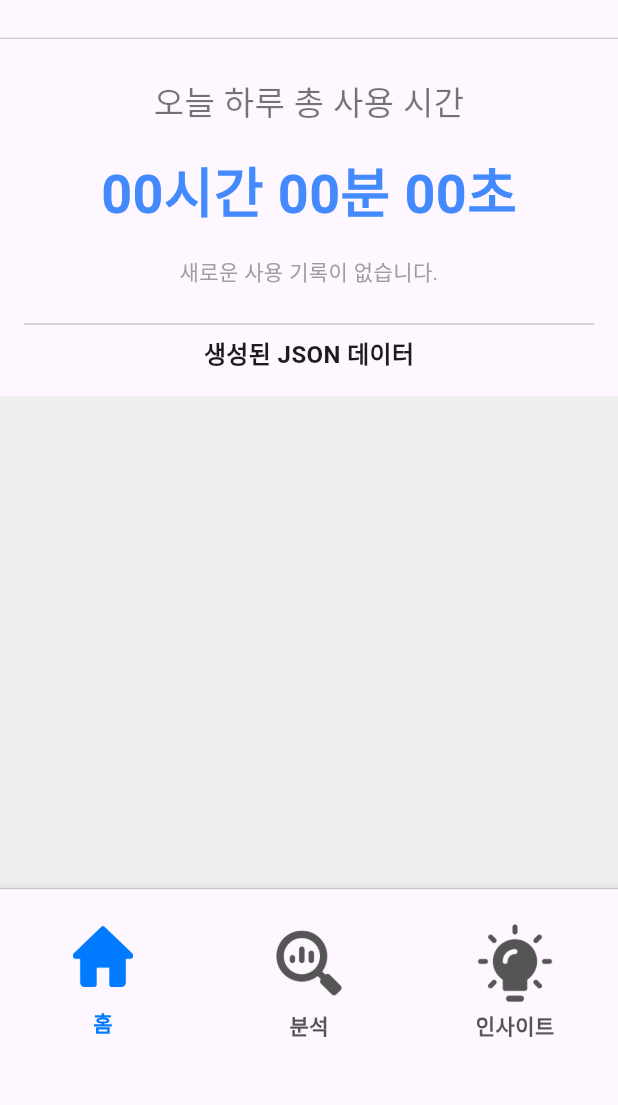
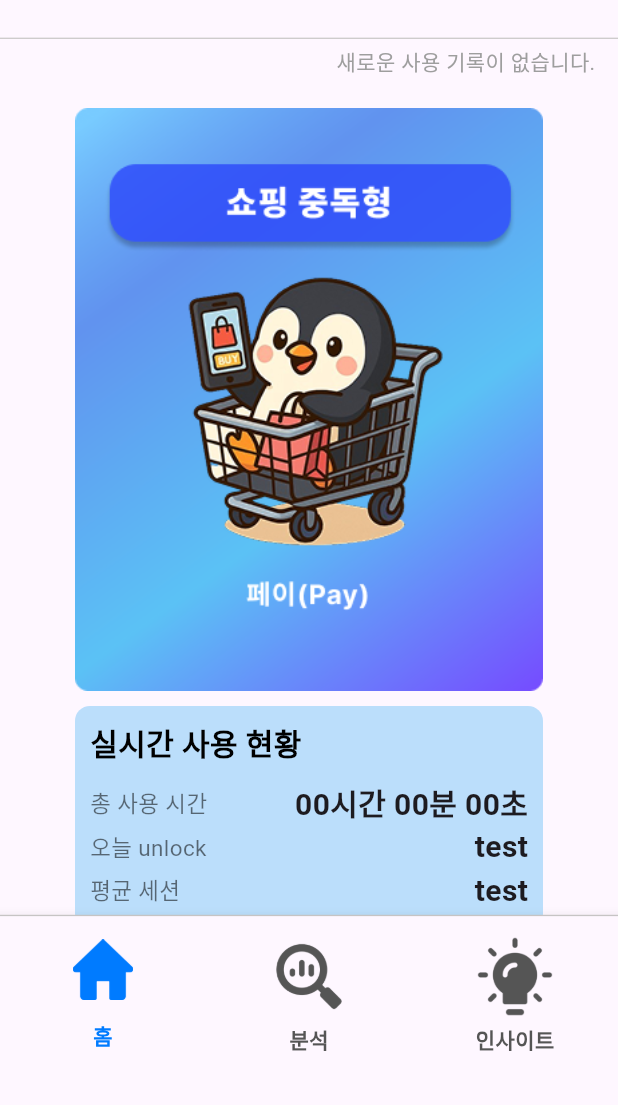
Before and after one commit to mili-second/Frontend, a Flutter app: the screen it shows after launch, on a phone screen of 412 x 824 dp, the part 131-1236 px from its top. Run offline on Flutter 3.47's test engine with Material 3 defaults, Android fonts, the phone set to English and light mode, and no system bars; our stand-ins replace device_info_plus, flutter_screenutil, shared_preferences.

Commit message:
홈화면 카드추가, 클릭하여전환

```diff
--- a/mili_second/lib/home/model/usage_event_info.dart
+++ b/mili_second/lib/home/model/usage_event_info.dart
@@ -84,8 +84,8 @@ Map<String, dynamic> processDataInBackground(Map<String, dynamic> arguments) {
       "source_info": sourceInfo,
       "package_name": event.packageName,
       "name": event.name,
-      "is_system_app": event.isSystemApp,
-      "is_updated_system_app": event.isUpdatedSystemApp,
+      "is_system_app": event.isSystemApp ? 1 : 0,
+      "is_updated_system_app": event.isUpdatedSystemApp ? 1 : 0,
       "type": event.eventTypeName,
     };
   }).toList();
--- a/mili_second/lib/home/view/extract_usagedata.dart
+++ /dev/null
@@ -1,87 +0,0 @@
-// viewmodel에서 가공한 데이터를 가져와서 화면에 뿌려줌
-
-import 'package:flutter/material.dart';
-import 'package:flutter/services.dart';
-import 'dart:convert';
-import 'package:flutter/foundation.dart';
-import 'package:device_info_plus/device_info_plus.dart'; // ✨ 1. 패키지 import
-
-import 'package:provider/provider.dart';
-import '../viewmodel/usage_data_viewmodel.dart'; // ViewModel import
-
-class UsageDataScreen extends StatelessWidget {
-  const UsageDataScreen({super.key});
-
-  @override
-  Widget build(BuildContext context) {
-    // ViewModel의 데이터가 변경될 때마다 이 위젯을 다시 빌드하도록 설정
-    final viewModel = context.watch<UsageDataViewModel>();
-
-    return Scaffold(
-      body: RefreshIndicator(
-        // 새로고침 시 ViewModel의 함수 호출
-        onRefresh: () => context.read<UsageDataViewModel>().fetchNewUsageData(),
-        child: Column(
-          children: [
-            Padding(
-              padding: const EdgeInsets.all(16.0),
-              child: Column(
-                children: [
-                  const SizedBox(height: 10),
-                  const Text(
-                    '오늘 하루 총 사용 시간',
-                    style: TextStyle(fontSize: 22, color: Colors.black54),
-                  ),
-                  const SizedBox(height: 16),
-                  Text(
-                    viewModel.totalUsageTime, // ViewModel의 데이터 사용
-                    style: const TextStyle(
-                      fontSize: 36,
-                      fontWeight: FontWeight.bold,
-                      color: Colors.blueAccent,
-                    ),
-                  ),
-                  const SizedBox(height: 16),
-                  Text(
-                    viewModel.status, // ViewModel의 데이터 사용
-                    textAlign: TextAlign.center,
-                    style: const TextStyle(fontSize: 14, color: Colors.grey),
-                  ),
-                  const SizedBox(height: 16),
-                  const Divider(),
-                  const Text(
-                    '생성된 JSON 데이터',
-                    style: TextStyle(fontWeight: FontWeight.bold, fontSize: 16),
-                  ),
-                ],
-              ),
-            ),
-            Expanded(
-              child: Container(
-                color: Colors.grey[200],
-                child: ListView.builder(
-                  padding: const EdgeInsets.all(12.0),
-                  itemCount: viewModel.jsonList.length, // ViewModel의 데이터 사용
-                  itemBuilder: (context, index) {
-                    final item = viewModel.jsonList[index];
-                    final itemJsonString = viewModel.encoder.convert(item);
-                    return Padding(
-                      padding: const EdgeInsets.only(bottom: 8.0),
-                      child: Text(
-                        itemJsonString,
-                        style: const TextStyle(
-                          fontFamily: 'monospace',
-                          fontSize: 12,
-                        ),
-                      ),
-                    );
-                  },
-                ),
-              ),
-            ),
-          ],
-        ),
-      ),
-    );
-  }
-}
--- a/mili_second/lib/home/view/home_view.dart
+++ b/mili_second/lib/home/view/home_view.dart
@@ -1,5 +1,8 @@
 import 'package:flutter/material.dart';
-import 'extract_usagedata.dart';
+
+import 'package:provider/provider.dart';
+import '../viewmodel/usage_data_viewmodel.dart'; // ViewModel import
+import 'dart:math';
 
 class HomeView extends StatefulWidget {
   const HomeView({super.key});
@@ -9,8 +12,141 @@ class HomeView extends StatefulWidget {
 }
 
 class _HomeViewState extends State<HomeView> {
+  bool isfront = true;
+
   @override
   Widget build(BuildContext context) {
-    return UsageDataScreen();
+    // ViewModel의 데이터가 변경될 때마다 이 위젯을 다시 빌드하도록 설정
+    final viewModel = context.watch<UsageDataViewModel>();
+
+    return Scaffold(
+      body: RefreshIndicator(
+        // 새로고침 시 ViewModel의 함수 호출
+        onRefresh: () => context.read<UsageDataViewModel>().fetchNewUsageData(),
+        child: ListView(
+          physics: const AlwaysScrollableScrollPhysics(),
+          children: [
+            Padding(
+              padding: const EdgeInsets.fromLTRB(5, 5, 15, 20),
+              child: Align(
+                alignment: Alignment.centerRight,
+                child: Text(
+                  viewModel.status, // ViewModel의 데이터 사용
+                  textAlign: TextAlign.center,
+                  style: const TextStyle(fontSize: 14, color: Colors.grey),
+                ),
+              ),
+            ),
+            SizedBox(
+              child: Padding(
+                padding: const EdgeInsets.fromLTRB(50, 0, 50, 0),
+                child: GestureDetector(
+                  onTap: () {
+                    setState(() {
+                      isfront = !isfront;
+                    });
+                  },
+                  child: Image.asset(
+                    isfront
+                        ? 'assets/icons/character/shoppingAddictType_front.png'
+                        : 'assets/icons/character/shoppingAddictType_back.png',
+                    fit: BoxFit.fill,
+                  ),
+                ),
+              ),
+            ),
+            SizedBox(height: 10),
+            Padding(
+              padding: const EdgeInsets.fromLTRB(50, 0, 50, 0),
+              child: Container(
+                decoration: BoxDecoration(
+                  color: Colors.blue[100],
+                  borderRadius: BorderRadius.all(Radius.circular(10.0)),
+                ),
+                child: Padding(
+                  padding: const EdgeInsets.all(10.0),
+                  child: Column(
+                    children: [
+                      Align(
+                        alignment: Alignment.centerLeft,
+                        child: Text(
+                          "실시간 사용 현황",
+                          style: TextStyle(
+                            color: Colors.black,
+                            fontSize: 20,
+                            fontWeight: FontWeight.w700,
+                          ),
+                        ),
+                      ),
+                      SizedBox(height: 10),
+                      Row(
+                        mainAxisAlignment: MainAxisAlignment.spaceBetween,
+                        children: [
+                          const Text(
+                            '총 사용 시간',
+                            style: TextStyle(
+                              fontSize: 15,
+                              color: Colors.black54,
+                            ),
+                          ),
+                          const SizedBox(width: 16),
+                          Text(
+                            viewModel.totalUsageTime, // ViewModel의 데이터 사용
+                            style: const TextStyle(
+                              fontSize: 20,
+                              fontWeight: FontWeight.bold,
+                            ),
+                          ),
+                        ],
+                      ),
+                      Row(
+                        mainAxisAlignment: MainAxisAlignment.spaceBetween,
+                        children: [
+                          const Text(
+                            '오늘 unlock',
+                            style: TextStyle(
+                              fontSize: 15,
+                              color: Colors.black54,
+                            ),
+                          ),
+                          const SizedBox(width: 16),
+                          Text(
+                            "test", // ViewModel의 데이터 사용
+                            style: const TextStyle(
+                              fontSize: 20,
+                              fontWeight: FontWeight.bold,
+                            ),
+                          ),
+                        ],
+                      ),
+                      Row(
+                        mainAxisAlignment: MainAxisAlignment.spaceBetween,
+                        children: [
+                          const Text(
+                            '평균 세션',
+                            style: TextStyle(
+                              fontSize: 15,
+                              color: Colors.black54,
+                            ),
+                          ),
+                          const SizedBox(width: 16),
+                          Text(
+                            "test", // ViewModel의 데이터 사용
+                            style: const TextStyle(
+                              fontSize: 20,
+                              fontWeight: FontWeight.bold,
+                            ),
+                          ),
+                        ],
+                      ),
+                    ],
+                  ),
+                ),
+              ),
+            ),
+          ],
+        ),
+      ),
+    );
   }
 }
--- a/mili_second/lib/main_view.dart
+++ b/mili_second/lib/main_view.dart
@@ -47,7 +47,7 @@ class _MainViewState extends State<MainView> {
         children: [
           Container(height: 1, color: const Color(0xFFCDCBCB)),
           SizedBox(
-            height: 160.h,
+            height: 140.h,
             child: BottomNavigationBar(
               items: <BottomNavigationBarItem>[
                 BottomNavigationBarItem(
--- a/mili_second/pubspec.yaml
+++ b/mili_second/pubspec.yaml
@@ -108,3 +108,5 @@ flutter:
           weight: 900
   assets:
     - assets/icons/
+    - assets/icons/character/shoppingAddictType_front.png
+    - assets/icons/character/shoppingAddictType_back.png
```
Also changed, not shown: mili_second/assets/icons/character/shoppingAddictType_back.png (added), mili_second/assets/icons/character/shoppingAddictType_front.png (added).
